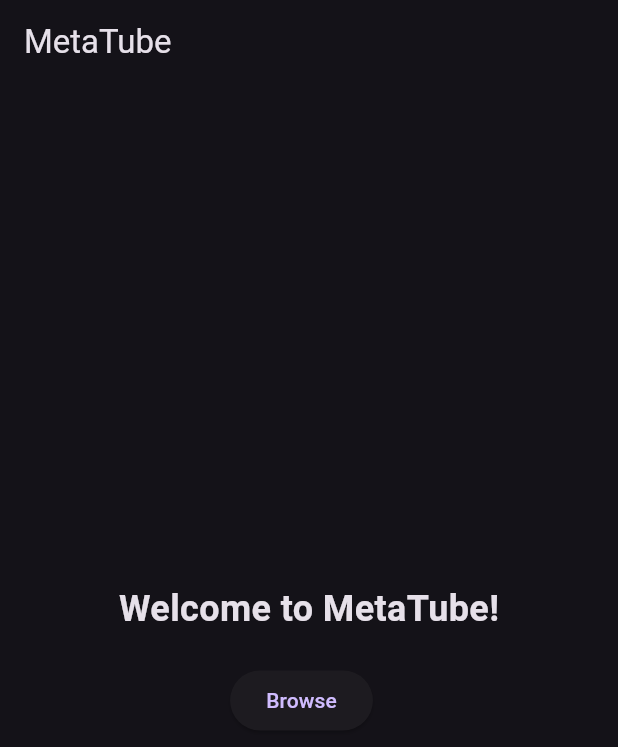
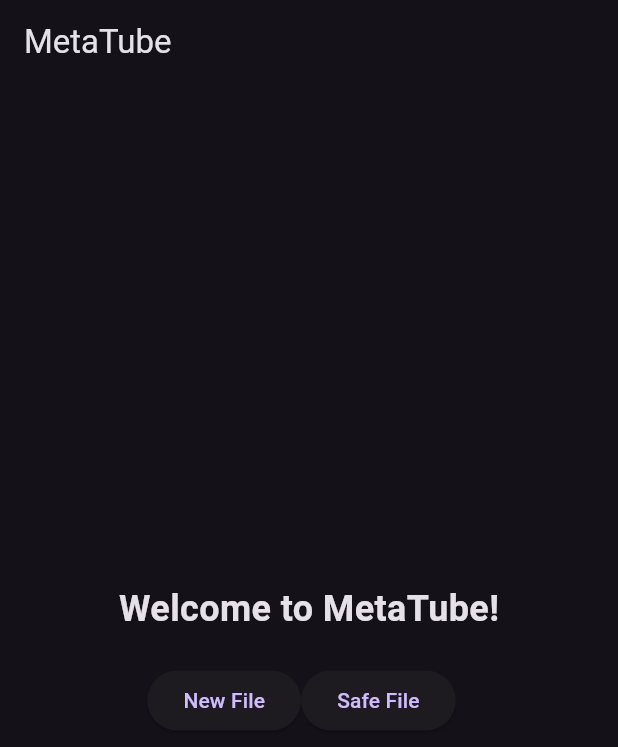
Before and after one commit to Angstromico/Metatube-Flutter, a Flutter app: the screen it shows after launch, on a phone screen of 412 x 824 dp. Shown: the top 747 px of the screen. Run offline on Flutter 3.47's test engine with Material 3 defaults, Android fonts, the phone set to English and light mode, and no system bars.

Commit message:
feat:  add a new one and change text for the first button in home screen

```diff
--- a/lib/screens/home_screen.dart
+++ b/lib/screens/home_screen.dart
@@ -20,7 +20,8 @@ class HomeScreen extends StatelessWidget {
           Row(
             mainAxisAlignment: MainAxisAlignment.center,
             children: [
-            _mainButton('Browse', () {}),
+            _mainButton('New File', () {}),
+            _mainButton('Safe File', () {}),
             const SizedBox(width: 10),
             ],
             ),
```
